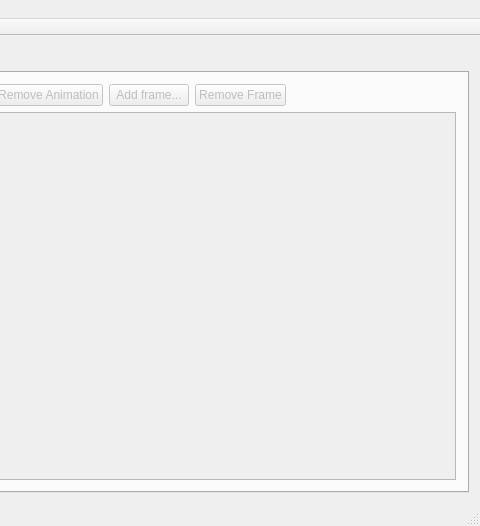
Qt form mainwindow.ui (lvklabs/sprite-animator-tool) before a commit; both pictures show x 383 to 863 and y 0 to 526 of the 863 by 526 pixel window.
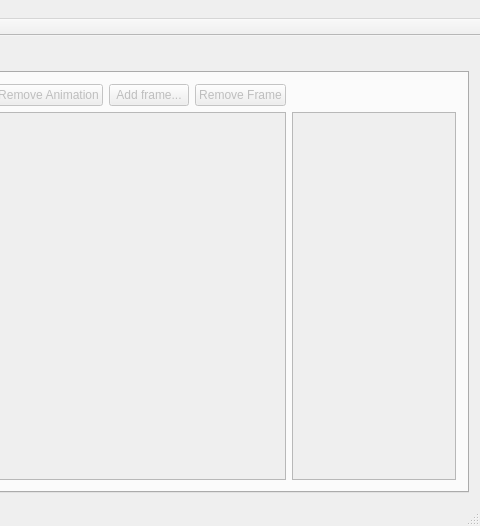
The same form after that commit. Icons and pictures are not drawn.

Commit message: Modified UI to add frame view in ani tab

```diff
--- a/mainwindow.ui
+++ b/mainwindow.ui
@@ -420,7 +420,7 @@
           </attribute>
          </widget>
         </item>
-        <item row="1" column="1" rowspan="3" colspan="5">
+        <item row="1" column="1" rowspan="3" colspan="4">
          <widget class="QScrollArea" name="aniPreviewScroll">
           <property name="widgetResizable">
            <bool>true</bool>
@@ -430,8 +430,8 @@
             <rect>
              <x>0</x>
              <y>0</y>
-             <width>559</width>
-             <height>360</height>
+             <width>344</width>
+             <height>380</height>
             </rect>
            </property>
           </widget>
@@ -487,6 +487,23 @@
           </property>
          </spacer>
         </item>
+        <item row="1" column="5" rowspan="3">
+         <widget class="QScrollArea" name="frameAPreviewScroll">
+          <property name="widgetResizable">
+           <bool>true</bool>
+          </property>
+          <widget class="QWidget" name="frameAPreview">
+           <property name="geometry">
+            <rect>
+             <x>0</x>
+             <y>0</y>
+             <width>205</width>
+             <height>380</height>
+            </rect>
+           </property>
+          </widget>
+         </widget>
+        </item>
        </layout>
       </widget>
      </widget>
```
Left out of the diff: 4 changed lines with no effect on the pictures.
